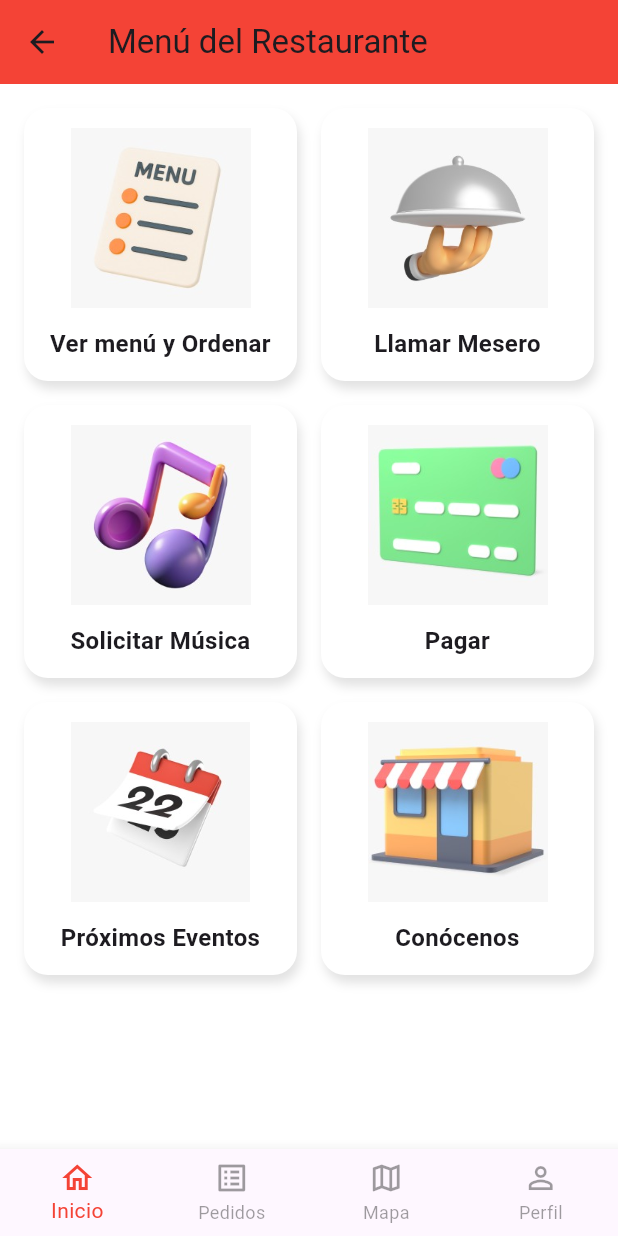
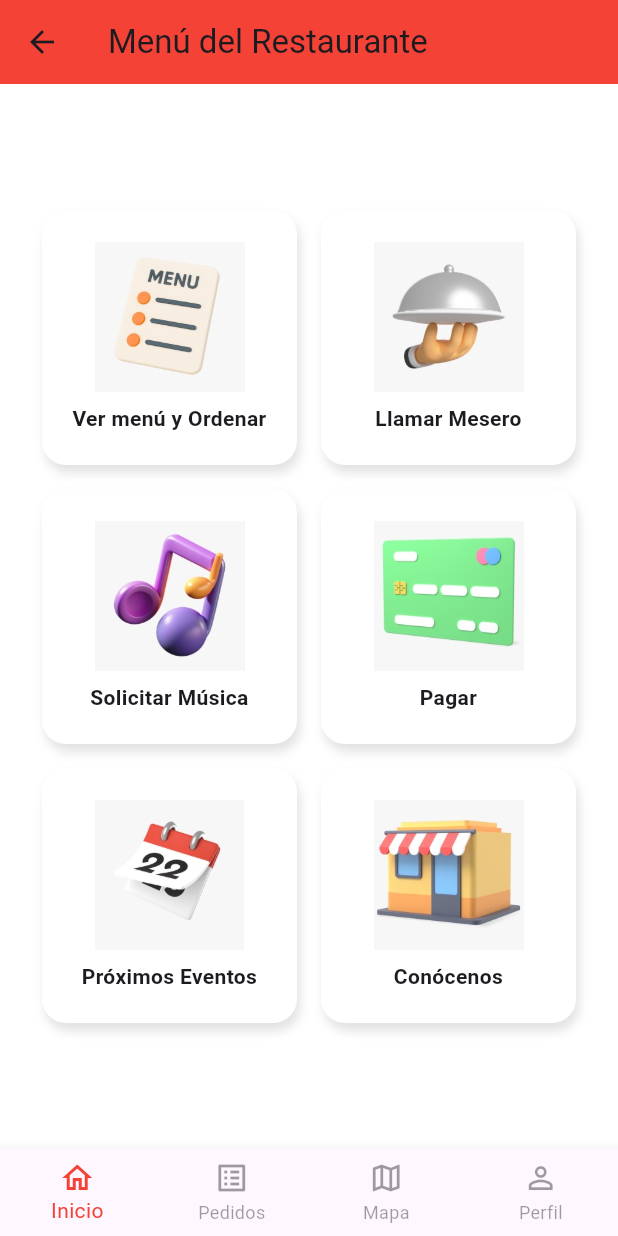
Before and after one commit to PAPITASL/BonGusto-Clientes, a Flutter app: the MenuScreen screen opened by its route, on a phone screen of 412 x 824 dp. Run offline on Flutter 3.47's test engine with Material 3 defaults, Android fonts, the light colour scheme and no system bars; missing offline and left inert: bongustoap.

Commit message:
Update menu_screen.dart

```diff
--- a/lib/screens/menu_screen.dart
+++ b/lib/screens/menu_screen.dart
@@ -1,6 +1,12 @@
+import 'package:bongustoap/screens/perfil_screen.dart';
 import 'package:flutter/material.dart';
-import 'restaurante_screen.dart'; //importa tu pantalla Restaurante
-import 'mesero_screen.dart';     //importa tu pantalla Mesero
+import 'package:url_launcher/url_launcher.dart'; //Importa url_launcher
+import 'restaurante_screen.dart';
+import 'mesero_screen.dart';
+import 'metodos_screen.dart';
+import 'conocenos_screen.dart';
+import 'musica_screen.dart';
+import 'pedidos_screen.dart';
 
 class MenuScreen extends StatefulWidget {
   const MenuScreen({super.key});
@@ -12,15 +18,39 @@ class MenuScreen extends StatefulWidget {
 class _MenuScreenState extends State<MenuScreen> {
   int _currentIndex = 0;
 
+  // Función para abrir WhatsApp
+  Future<void> abrirWhatsApp() async {
+    const telefono = "+573028416412"; // 🔹 cambia por tu número con código país
+    const mensaje =
+        "Hola, quiero más información sobre los próximos eventos 🎉";
+    final url = Uri.parse("https://wa.me/$telefono?text=$mensaje");
+
+    if (!await launchUrl(url, mode: LaunchMode.externalApplication)) {
+      throw "No se pudo abrir WhatsApp";
+    }
+  }
+
   Widget _bottomBar() {
     return BottomNavigationBar(
       currentIndex: _currentIndex,
       onTap: (i) {
         setState(() => _currentIndex = i);
-        if (i != 0) {
-          final labels = ['Inicio', 'Pedidos', 'Mapa', 'Perfil'];
+
+        if (i == 0) {
+          // Inicio (ya estás en esta pantalla)
+        } else if (i == 1) {
+          Navigator.push(
+            context,
+            MaterialPageRoute(builder: (context) => const PedidosScreen()),
+          );
+        } else if (i == 2) {
           ScaffoldMessenger.of(context).showSnackBar(
-            SnackBar(content: Text('${labels[i]} (demo)')),
+            const SnackBar(content: Text("Mapa (demo)")),
+          );
+        } else if (i == 3) {
+          Navigator.push(
+            context,
+            MaterialPageRoute(builder: (context) => const PerfilScreen()),
           );
         }
       },
@@ -29,10 +59,19 @@ class _MenuScreenState extends State<MenuScreen> {
       unselectedItemColor: Colors.black38,
       showUnselectedLabels: true,
       items: const [
-        BottomNavigationBarItem(icon: Icon(Icons.home_outlined), label: 'Inicio'),
-        BottomNavigationBarItem(icon: Icon(Icons.list_alt_outlined), label: 'Pedidos'),
+        BottomNavigationBarItem(
+          icon: Icon(Icons.home_outlined),
+          label: 'Inicio',
+        ),
+        BottomNavigationBarItem(
+          icon: Icon(Icons.list_alt_outlined),
+          label: 'Pedidos',
+        ),
         BottomNavigationBarItem(icon: Icon(Icons.map_outlined), label: 'Mapa'),
-        BottomNavigationBarItem(icon: Icon(Icons.person_outline), label: 'Perfil'),
+        BottomNavigationBarItem(
+          icon: Icon(Icons.person_outline),
+          label: 'Perfil',
+        ),
       ],
     );
   }
@@ -45,33 +84,58 @@ class _MenuScreenState extends State<MenuScreen> {
         backgroundColor: Colors.red,
       ),
       bottomNavigationBar: _bottomBar(),
-      body: GridView.count(
-        crossAxisCount: 2,
-        padding: const EdgeInsets.all(16),
-        crossAxisSpacing: 16,
-        mainAxisSpacing: 16,
+      body: Center(
+        child: SingleChildScrollView(
+          child: Wrap(
+            alignment: WrapAlignment.center,
+            spacing: 16,
+            runSpacing: 16,
             children: [
-          _menuCard("Ver menú y Ordenar", "assets/menu.png", const RestauranteScreen()),
-          _menuCard("Llamar Mesero", "assets/mesero.png", const MeseroScreen()),
-          _menuCard("Solicitar Música", "assets/musica.png", const Placeholder()),
-          _menuCard("Pagar", "assets/pagos.png", const Placeholder()),
-          _menuCard("Próximos Eventos", "assets/reservas.png", const Placeholder()),
-          _menuCard("Conócenos", "assets/conocenos.png", const Placeholder()),
+              _menuCard(
+                "Ver menú y Ordenar",
+                "assets/menu.png",
+                const RestauranteScreen(),
+              ),
+              _menuCard(
+                  "Llamar Mesero", "assets/mesero.png", const MeseroScreen()),
+              _menuCard(
+                "Solicitar Música",
+                "assets/musica.png",
+                const MusicaScreen(),
+              ),
+              _menuCard("Pagar", "assets/pagos.png", const MetodoPagoPage()),
+              // Aquí cambiamos para que abra WhatsApp
+              GestureDetector(
+                onTap: abrirWhatsApp,
+                child: _menuCardSinNavegacion(
+                  "Próximos Eventos",
+                  "assets/reservas.png",
+                ),
+              ),
+              _menuCard(
+                  "Conócenos", "assets/conocenos.png", const ConocenosPage()),
             ],
+          ),
+        ),
       ),
     );
   }
 
-  // 🔹 Acepta la pantalla como parámetro
+  //Tarjeta normal (lleva a otra pantalla)
   Widget _menuCard(String title, String imagePath, Widget page) {
     return GestureDetector(
       onTap: () {
-        Navigator.push(
-          context,
-          MaterialPageRoute(builder: (context) => page),
+        Navigator.push(context, MaterialPageRoute(builder: (context) => page));
+      },
+      child: _menuCardSinNavegacion(title, imagePath),
     );
-      },
-      child: Container(
+  }
+
+  // 🔹 Tarjeta sin navegación (ejemplo: WhatsApp)
+  Widget _menuCardSinNavegacion(String title, String imagePath) {
+    return Container(
+      width: 170,
+      height: 170,
       decoration: BoxDecoration(
         borderRadius: BorderRadius.circular(16),
         color: Colors.white,
@@ -80,26 +144,20 @@ class _MenuScreenState extends State<MenuScreen> {
             color: Colors.grey.withOpacity(0.3),
             blurRadius: 5,
             offset: const Offset(2, 5),
-            )
+          ),
         ],
       ),
       child: Column(
         mainAxisAlignment: MainAxisAlignment.center,
         children: [
-            Image.asset(
-              imagePath,
-              height: 120,
-              width: 120,
-              fit: BoxFit.contain,
-            ),
-            const SizedBox(height: 12),
+          Image.asset(imagePath, height: 100, width: 100, fit: BoxFit.contain),
+          const SizedBox(height: 8),
           Text(
             title,
             textAlign: TextAlign.center,
-              style: const TextStyle(fontSize: 16, fontWeight: FontWeight.bold),
+            style: const TextStyle(fontSize: 14, fontWeight: FontWeight.bold),
           ),
         ],
-        ),
       ),
     );
   }
```
Lines whose indentation alone changed are shown as unchanged.
